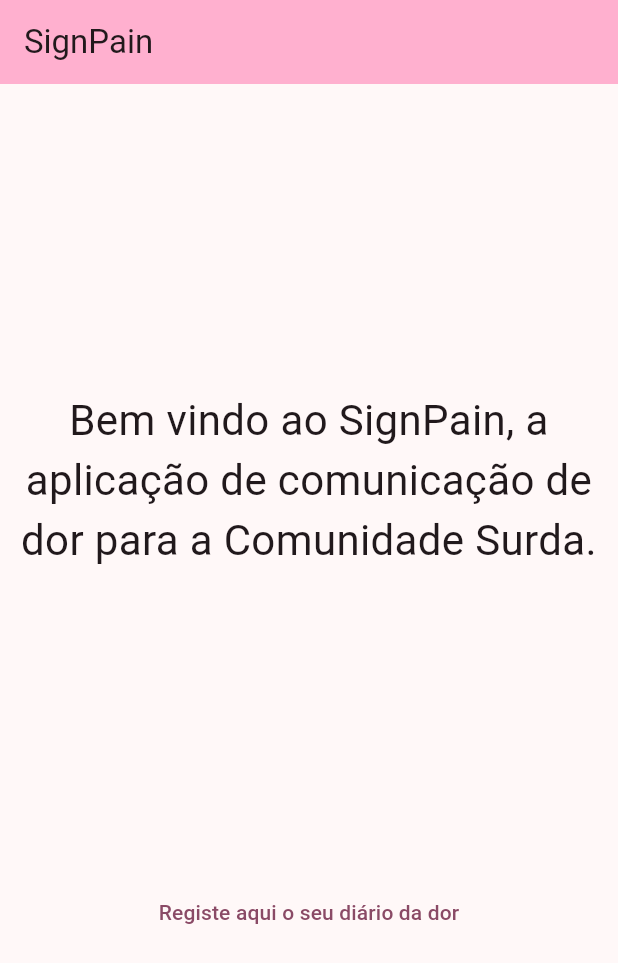
After one commit to Rpaulo22/SignPain, a Flutter app: the screen it shows after launch, on a phone screen of 412 x 824 dp. The commit adds this screen. Shown: the top 963 px of the screen. Run offline on Flutter 3.47's test engine with Material 3 defaults, Android fonts, the phone set to English and light mode, and no system bars; our stand-ins replace video_player.

Commit message:
added home page + ability to "submit" daily form (not yet implemented) + created first viewModel

```diff
--- a/sign_pain/lib/main.dart
+++ b/sign_pain/lib/main.dart
@@ -1,5 +1,5 @@
 import 'package:flutter/material.dart';
-import 'package:sign_pain/view/pain_level_screen.dart';
+import 'package:sign_pain/view/home_page_screen.dart';
 
 void main() {
   runApp(const MyApp());
@@ -31,7 +31,7 @@ class MyApp extends StatelessWidget {
         // tested with just a hot reload.
         colorScheme: .fromSeed(seedColor: const Color.fromARGB(255, 230, 27, 145)),
       ),
-      home: const PainLevelScreen(),
+      home: const HomePageScreen(),
     );
   }
 }
--- /dev/null
+++ b/sign_pain/lib/view/home_page_screen.dart
@@ -0,0 +1,48 @@
+import 'package:flutter/material.dart';
+import 'package:sign_pain/view/pain_level_screen.dart';
+
+class HomePageScreen extends StatefulWidget {
+  const HomePageScreen({super.key});
+
+  @override
+  State<HomePageScreen> createState() => _HomePageScreenState();
+}
+
+class _HomePageScreenState extends State<HomePageScreen> {
+
+  @override
+  Widget build(BuildContext context) {
+    return Scaffold(
+      appBar: AppBar(
+				backgroundColor: Theme.of(context).colorScheme.inversePrimary,
+				title: const Text("SignPain"),
+			),
+			body: Center(
+        child: Column(
+          mainAxisAlignment: MainAxisAlignment.spaceEvenly,
+          children: [
+            Padding(
+              padding: EdgeInsetsGeometry.all(12),
+              child: Text(
+                'Bem vindo ao SignPain, a aplicação de comunicação de dor para a Comunidade Surda.',
+                textAlign: TextAlign.center,
+                textScaler: TextScaler.linear(2),
+                )
+            ),
+            TextButton(
+              onPressed: () {
+                Navigator.push(
+                  context,
+                  MaterialPageRoute(
+                    builder: (context) => PainLevelScreen(),
+                  ),
+                );
+              },
+              child: Text('Registe aqui o seu diário da dor')
+            )
+          ],
+        )
+      )
+    );
+  }
+}
```
Also changed, not shown: sign_pain/lib/view/pain_descriptor_screen.dart (+95 -3 lines), sign_pain/lib/viewmodel/form_view_model.dart (added, +7 -0 lines).
